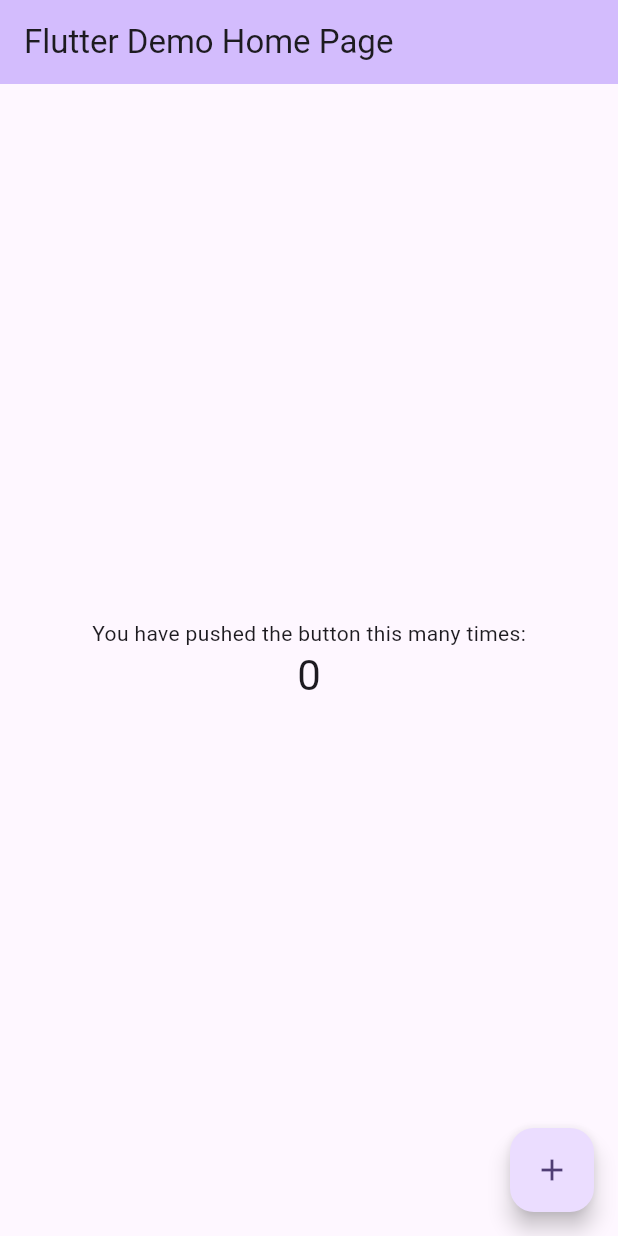
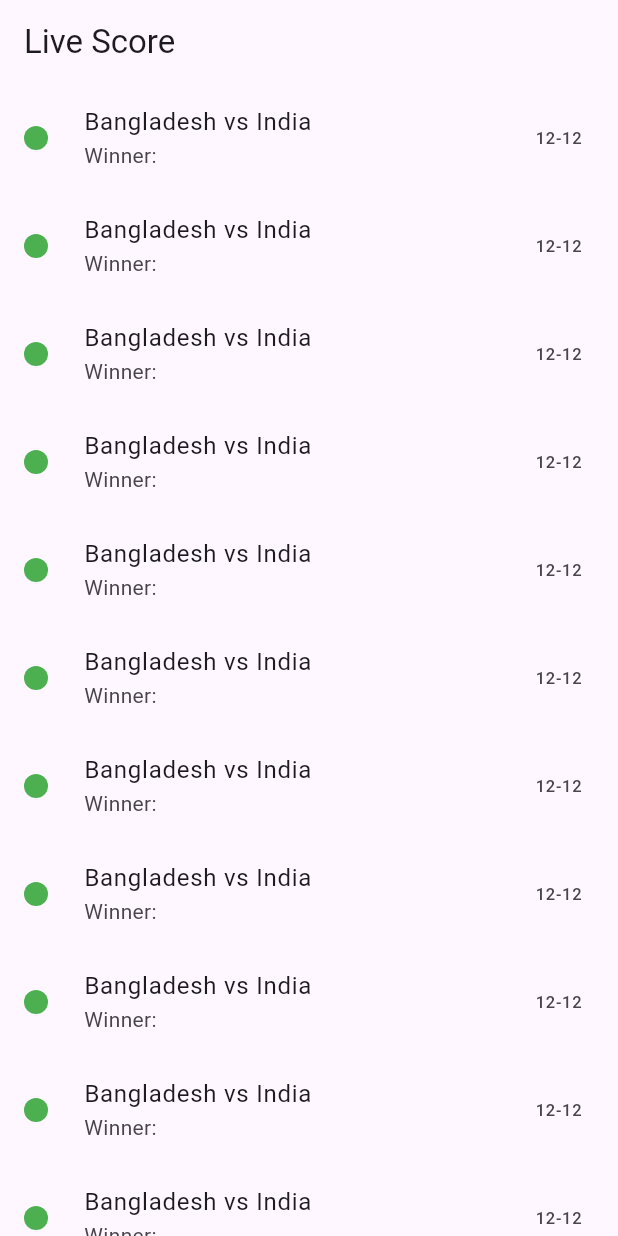
Before and after one commit to majidbhuiyan20/Firebase_Live_Score, a Flutter app: the screen it shows after launch, on a phone screen of 412 x 824 dp. Run offline on Flutter 3.47's test engine with Material 3 defaults, Android fonts, the phone set to English and light mode, and no system bars; our stand-ins replace firebase_core; accounts and stored records are empty.

Commit message:
live score screen update

```diff
--- /dev/null
+++ b/lib/app.dart
@@ -0,0 +1,19 @@
+import 'package:firebase_live_score/home_screen.dart';
+import 'package:flutter/material.dart';
+
+class FootballLiveScoreApp extends StatefulWidget {
+  const FootballLiveScoreApp({super.key});
+
+  @override
+  State<FootballLiveScoreApp> createState() => _FootballLiveScoreAppState();
+}
+
+class _FootballLiveScoreAppState extends State<FootballLiveScoreApp> {
+  @override
+  Widget build(BuildContext context) {
+    return MaterialApp(
+      debugShowCheckedModeBanner: false,
+      home: HomeScreen(),
+    );
+  }
+}
--- /dev/null
+++ b/lib/home_screen.dart
@@ -0,0 +1,27 @@
+import 'package:flutter/material.dart';
+
+class HomeScreen extends StatefulWidget {
+  const HomeScreen({super.key});
+
+  @override
+  State<HomeScreen> createState() => _HomeScreenState();
+}
+
+class _HomeScreenState extends State<HomeScreen> {
+  @override
+  Widget build(BuildContext context) {
+    return Scaffold(
+      appBar: AppBar(
+        title: Text("Live Score"),
+      ),
+      body: ListView.builder(itemBuilder: (context, index){
+        return ListTile(
+          leading: CircleAvatar(backgroundColor: Colors.green, radius: 8,),
+          title: Text("Bangladesh vs India"),
+          trailing: Text("12-12"),
+          subtitle: Text("Winner: "),
+        );
+      }),
+    );
+  }
+}
--- a/lib/main.dart
+++ b/lib/main.dart
@@ -1,4 +1,5 @@
 import 'package:firebase_core/firebase_core.dart';
+import 'package:firebase_live_score/app.dart';
 import 'package:flutter/material.dart';
 
 import 'firebase_options.dart';
@@ -8,122 +9,5 @@ void main() async {
   await Firebase.initializeApp(
     options: DefaultFirebaseOptions.currentPlatform,
   );
-  runApp(const MyApp());
+  runApp(FootballLiveScoreApp());
 }
-
-class MyApp extends StatelessWidget {
-  const MyApp({super.key});
-
-  // This widget is the root of your application.
-  @override
-  Widget build(BuildContext context) {
-    return MaterialApp(
-      title: 'Flutter Demo',
-      theme: ThemeData(
-        // This is the theme of your application.
-        //
-        // TRY THIS: Try running your application with "flutter run". You'll see
-        // the application has a purple toolbar. Then, without quitting the app,
-        // try changing the seedColor in the colorScheme below to Colors.green
-        // and then invoke "hot reload" (save your changes or press the "hot
-        // reload" button in a Flutter-supported IDE, or press "r" if you used
-        // the command line to start the app).
-        //
-        // Notice that the counter didn't reset back to zero; the application
-        // state is not lost during the reload. To reset the state, use hot
-        // restart instead.
-        //
-        // This works for code too, not just values: Most code changes can be
-        // tested with just a hot reload.
-        colorScheme: ColorScheme.fromSeed(seedColor: Colors.deepPurple),
-      ),
-      home: const MyHomePage(title: 'Flutter Demo Home Page'),
-    );
-  }
-}
-
-class MyHomePage extends StatefulWidget {
-  const MyHomePage({super.key, required this.title});
-
-  // This widget is the home page of your application. It is stateful, meaning
-  // that it has a State object (defined below) that contains fields that affect
-  // how it looks.
-
-  // This class is the configuration for the state. It holds the values (in this
-  // case the title) provided by the parent (in this case the App widget) and
-  // used by the build method of the State. Fields in a Widget subclass are
-  // always marked "final".
-
-  final String title;
-
-  @override
-  State<MyHomePage> createState() => _MyHomePageState();
-}
-
-class _MyHomePageState extends State<MyHomePage> {
-  int _counter = 0;
-
-  void _incrementCounter() {
-    setState(() {
-      // This call to setState tells the Flutter framework that something has
-      // changed in this State, which causes it to rerun the build method below
-      // so that the display can reflect the updated values. If we changed
-      // _counter without calling setState(), then the build method would not be
-      // called again, and so nothing would appear to happen.
-      _counter++;
-    });
-  }
-
-  @override
-  Widget build(BuildContext context) {
-    // This method is rerun every time setState is called, for instance as done
-    // by the _incrementCounter method above.
-    //
-    // The Flutter framework has been optimized to make rerunning build methods
-    // fast, so that you can just rebuild anything that needs updating rather
-    // than having to individually change instances of widgets.
-    return Scaffold(
-      appBar: AppBar(
-        // TRY THIS: Try changing the color here to a specific color (to
-        // Colors.amber, perhaps?) and trigger a hot reload to see the AppBar
-        // change color while the other colors stay the same.
-        backgroundColor: Theme.of(context).colorScheme.inversePrimary,
-        // Here we take the value from the MyHomePage object that was created by
-        // the App.build method, and use it to set our appbar title.
-        title: Text(widget.title),
-      ),
-      body: Center(
-        // Center is a layout widget. It takes a single child and positions it
-        // in the middle of the parent.
-        child: Column(
-          // Column is also a layout widget. It takes a list of children and
-          // arranges them vertically. By default, it sizes itself to fit its
-          // children horizontally, and tries to be as tall as its parent.
-          //
-          // Column has various properties to control how it sizes itself and
-          // how it positions its children. Here we use mainAxisAlignment to
-          // center the children vertically; the main axis here is the vertical
-          // axis because Columns are vertical (the cross axis would be
-          // horizontal).
-          //
-          // TRY THIS: Invoke "debug painting" (choose the "Toggle Debug Paint"
-          // action in the IDE, or press "p" in the console), to see the
-          // wireframe for each widget.
-          mainAxisAlignment: MainAxisAlignment.center,
-          children: <Widget>[
-            const Text('You have pushed the button this many times:'),
-            Text(
-              '$_counter',
-              style: Theme.of(context).textTheme.headlineMedium,
-            ),
-          ],
-        ),
-      ),
-      floatingActionButton: FloatingActionButton(
-        onPressed: _incrementCounter,
-        tooltip: 'Increment',
-        child: const Icon(Icons.add),
-      ), // This trailing comma makes auto-formatting nicer for build methods.
-    );
-  }
-}
```
Also changed, not shown: 1 other file.
